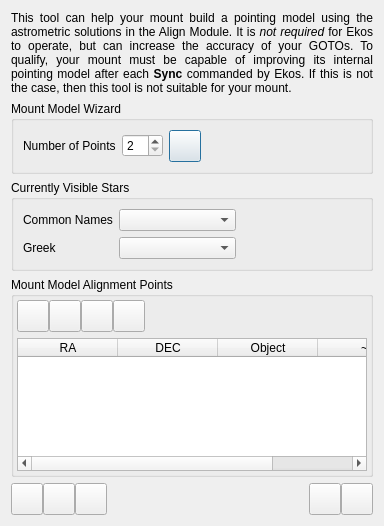
First picture: the form in kstars/ekos/align/mountmodel.ui, repository KDE/kstars, before the edit.
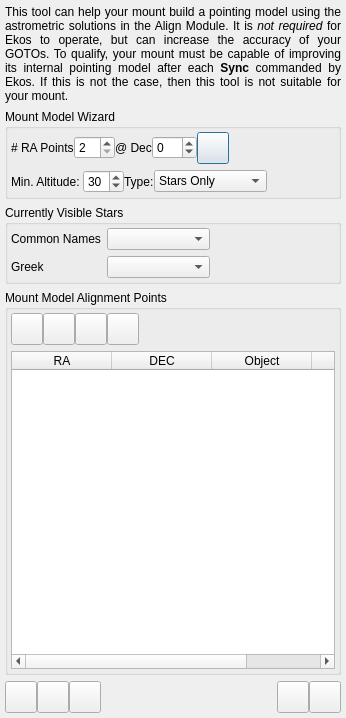
Second picture: the form after the edit.

The edit to the form file:
```diff
--- a/kstars/ekos/align/mountmodel.ui
+++ b/kstars/ekos/align/mountmodel.ui
@@ -6,14 +6,26 @@
    <rect>
     <x>0</x>
     <y>0</y>
-    <width>384</width>
-    <height>526</height>
+    <width>346</width>
+    <height>718</height>
    </rect>
   </property>
   <property name="windowTitle">
    <string>Dialog</string>
   </property>
   <layout class="QVBoxLayout" name="verticalLayout">
+   <property name="leftMargin">
+    <number>5</number>
+   </property>
+   <property name="topMargin">
+    <number>5</number>
+   </property>
+   <property name="rightMargin">
+    <number>5</number>
+   </property>
+   <property name="bottomMargin">
+    <number>5</number>
+   </property>
    <item>
     <widget class="QLabel" name="label">
      <property name="text">
@@ -32,11 +44,31 @@
      <property name="title">
       <string>Mount Model Wizard</string>
      </property>
-     <layout class="QHBoxLayout" name="horizontalLayout_3">
+     <layout class="QVBoxLayout" name="verticalLayout_3">
+      <property name="leftMargin">
+       <number>3</number>
+      </property>
+      <property name="topMargin">
+       <number>3</number>
+      </property>
+      <property name="rightMargin">
+       <number>3</number>
+      </property>
+      <property name="bottomMargin">
+       <number>3</number>
+      </property>
+      <item>
+       <layout class="QHBoxLayout" name="horizontalLayout_4">
+        <property name="spacing">
+         <number>0</number>
+        </property>
+        <property name="rightMargin">
+         <number>0</number>
+        </property>
       <item>
        <widget class="QLabel" name="label_2">
         <property name="text">
-         <string>Number of Points</string>
+           <string># RA Points</string>
         </property>
        </widget>
       </item>
@@ -47,6 +79,26 @@
         </property>
        </widget>
       </item>
+        <item>
+         <widget class="QLabel" name="label_3">
+          <property name="text">
+           <string>@ Dec</string>
+          </property>
+         </widget>
+        </item>
+        <item>
+         <widget class="QSpinBox" name="alignDec">
+          <property name="toolTip">
+           <string>&lt;html&gt;&lt;head/&gt;&lt;body&gt;&lt;p&gt;The Declination of the points that will be generated.&lt;/p&gt;&lt;/body&gt;&lt;/html&gt;</string>
+          </property>
+          <property name="minimum">
+           <number>-89</number>
+          </property>
+          <property name="maximum">
+           <number>89</number>
+          </property>
+         </widget>
+        </item>
       <item>
        <widget class="QPushButton" name="wizardAlignB">
         <property name="minimumSize">
@@ -83,6 +135,74 @@
        </spacer>
       </item>
      </layout>
+      </item>
+      <item>
+       <layout class="QHBoxLayout" name="horizontalLayout_3">
+        <property name="spacing">
+         <number>0</number>
+        </property>
+        <property name="topMargin">
+         <number>0</number>
+        </property>
+        <item>
+         <widget class="QLabel" name="label_6">
+          <property name="text">
+           <string>Min. Altitude: </string>
+          </property>
+         </widget>
+        </item>
+        <item>
+         <widget class="QSpinBox" name="minAltBox">
+          <property name="maximum">
+           <number>80</number>
+          </property>
+          <property name="value">
+           <number>30</number>
+          </property>
+         </widget>
+        </item>
+        <item>
+         <widget class="QLabel" name="label_7">
+          <property name="text">
+           <string>Type:</string>
+          </property>
+         </widget>
+        </item>
+        <item>
+         <widget class="QComboBox" name="alignTypeBox">
+          <item>
+           <property name="text">
+            <string>Stars Only</string>
+           </property>
+          </item>
+          <item>
+           <property name="text">
+            <string>Any Object</string>
+           </property>
+          </item>
+          <item>
+           <property name="text">
+            <string>Fixed Positions</string>
+           </property>
+          </item>
+         </widget>
+        </item>
+        <item>
+         <spacer name="horizontalSpacer_5">
+          <property name="orientation">
+           <enum>Qt::Horizontal</enum>
+          </property>
+          <property name="sizeHint" stdset="0">
+           <size>
+            <width>171</width>
+            <height>20</height>
+           </size>
+          </property>
+         </spacer>
+        </item>
+       </layout>
+      </item>
+     </layout>
     </widget>
    </item>
    <item>
@@ -91,6 +211,18 @@
       <string>Currently Visible Stars</string>
      </property>
      <layout class="QGridLayout" name="gridLayout">
+      <property name="leftMargin">
+       <number>3</number>
+      </property>
+      <property name="topMargin">
+       <number>3</number>
+      </property>
+      <property name="rightMargin">
+       <number>3</number>
+      </property>
+      <property name="bottomMargin">
+       <number>3</number>
+      </property>
       <item row="0" column="0">
        <widget class="QLabel" name="label_4">
         <property name="text">
```
Left out of the diff: 5 changed lines with no effect on the pictures. Lines whose indentation alone changed are shown as unchanged.
